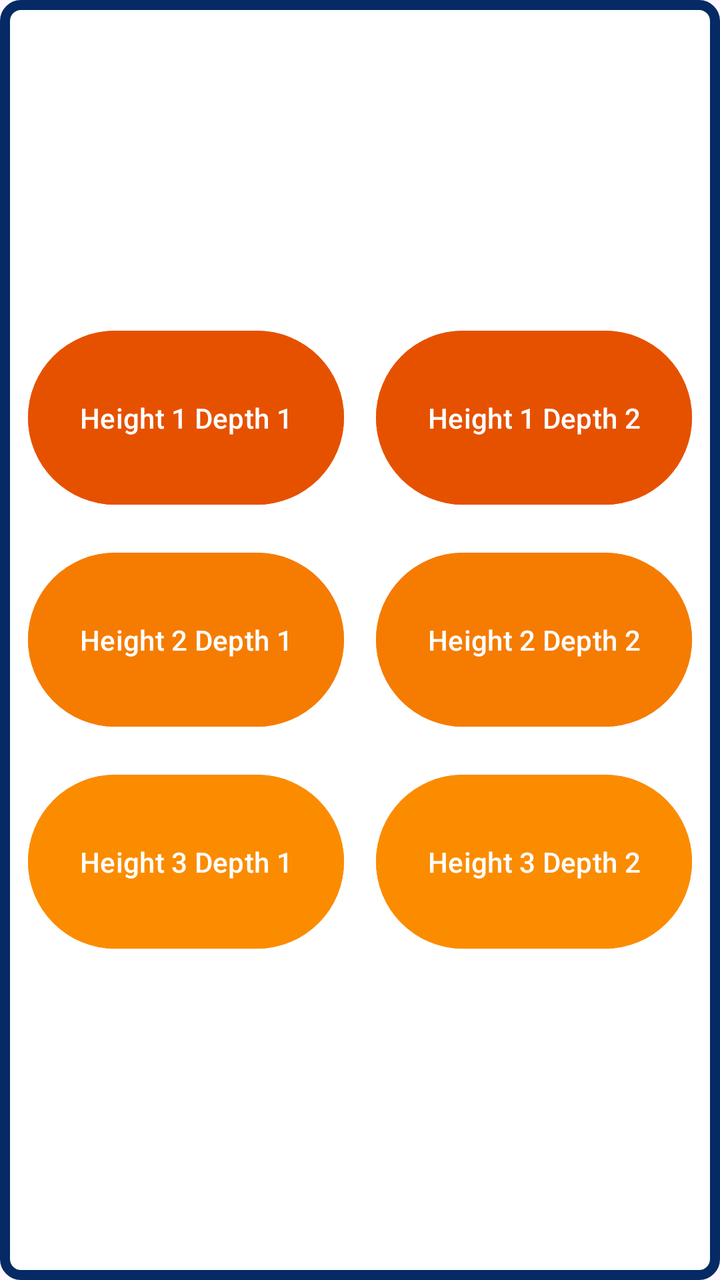
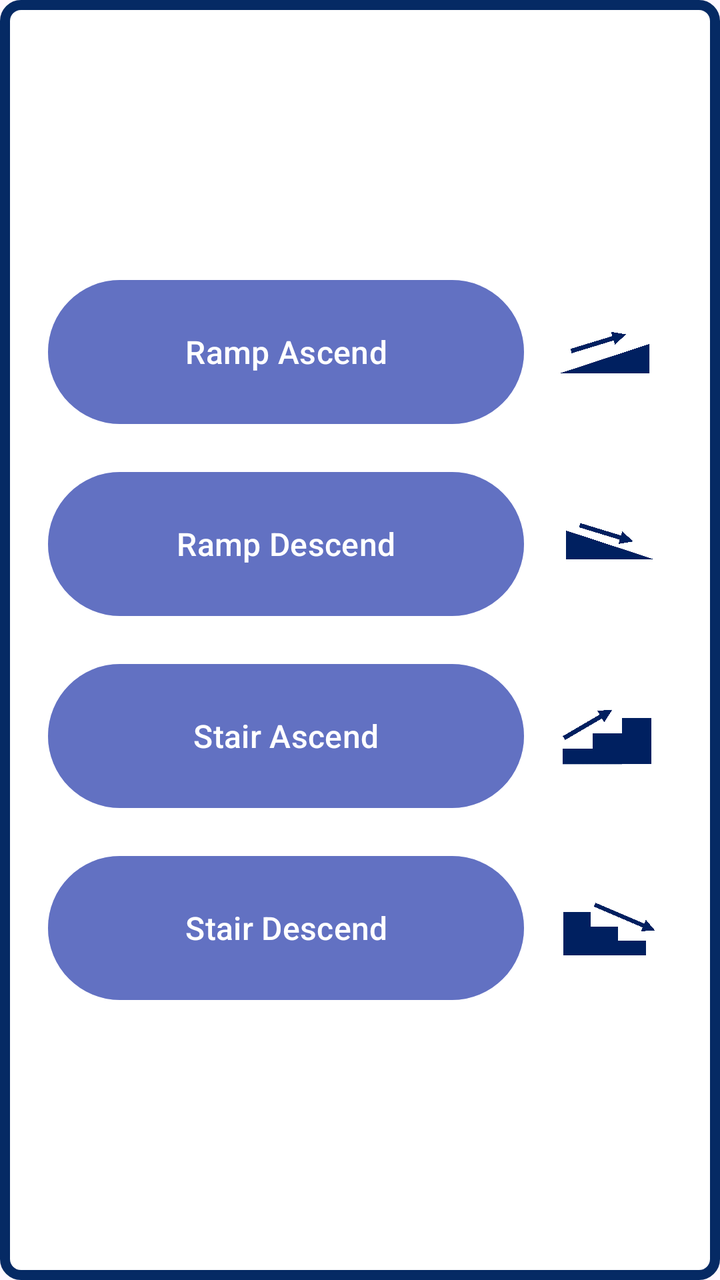

The first picture is an Android layout as it rendered before a commit; the second is the same layout after the commit. The layout source and the unified diff follow.
<!-- AndroidManifest.xml: application theme Theme.EhsanMovella -->
<!-- res/layout/item_label_page2.xml -->
<?xml version="1.0" encoding="utf-8"?>
<LinearLayout xmlns:android="http://schemas.android.com/apk/res/android"
    android:layout_width="match_parent"
    android:layout_height="match_parent"
    android:orientation="vertical"
    android:gravity="center"
    android:background="@drawable/log_border"
    android:layout_marginLeft="18dp"
    android:layout_marginRight="18dp"
    android:layout_marginTop="12dp"
    android:layout_marginBottom="12dp"
    android:padding="14dp">

    
    <LinearLayout
        android:layout_width="match_parent"
        android:layout_height="wrap_content"
        android:orientation="horizontal"
        android:layout_marginBottom="16dp">

        <Button
            android:id="@+id/labelButton7"
            android:layout_width="0dp"
            android:layout_weight="1"
            android:layout_height="95dp"
            android:layout_marginEnd="8dp"
            android:backgroundTint="#E65100"
            android:text="Height 1 Depth 1"
            android:textSize="14sp"/>

        <Button
            android:id="@+id/labelButton8"
            android:layout_width="0dp"
            android:layout_weight="1"
            android:layout_height="95dp"
            android:layout_marginStart="8dp"
            android:backgroundTint="#E65100"
            android:text="Height 1 Depth 2"
            android:textSize="14sp"/>
    </LinearLayout>

    
    <LinearLayout
        android:layout_width="match_parent"
        android:layout_height="wrap_content"
        android:orientation="horizontal"
        android:layout_marginBottom="16dp">

        <Button
            android:id="@+id/labelButton9"
            android:layout_width="0dp"
            android:layout_weight="1"
            android:layout_height="95dp"
            android:layout_marginEnd="8dp"
            android:backgroundTint="#F57C00"
            android:text="Height 2 Depth 1"
            android:textSize="14sp"/>

        <Button
            android:id="@+id/labelButton10"
            android:layout_width="0dp"
            android:layout_weight="1"
            android:layout_height="95dp"
            android:layout_marginStart="8dp"
            android:backgroundTint="#F57C00"
            android:text="Height 2 Depth 2"
            android:textSize="14sp"/>
    </LinearLayout>

    
    <LinearLayout
        android:layout_width="match_parent"
        android:layout_height="wrap_content"
        android:orientation="horizontal">

        <Button
            android:id="@+id/labelButton11"
            android:layout_width="0dp"
            android:layout_weight="1"
            android:layout_height="95dp"
            android:layout_marginEnd="8dp"
            android:backgroundTint="#FB8C00"
            android:text="Height 3 Depth 1"
            android:textSize="14sp"/>

        <Button
            android:id="@+id/labelButton12"
            android:layout_width="0dp"
            android:layout_weight="1"
            android:layout_height="95dp"
            android:layout_marginStart="8dp"
            android:backgroundTint="#FB8C00"
            android:text="Height 3 Depth 2"
            android:textSize="14sp"/>
    </LinearLayout>

</LinearLayout>
<!-- resources referenced by this layout -->
<resources>
  <!-- drawable log_border (drawable) -->
  <?xml version="1.0" encoding="utf-8"?>
  <shape xmlns:android="http://schemas.android.com/apk/res/android"
      android:shape="rectangle">
      <solid android:color="#FFFFFF"/>
      <stroke
          android:width="5dp"
          android:color="#052A64"/>
      <corners android:radius="8dp"/>
  </shape>
  <style name="Theme.EhsanMovella" parent="Base.Theme.EhsanMovella" />
  <style name="Base.Theme.EhsanMovella" parent="Theme.Material3.DayNight.NoActionBar">
          
          
          <item name="android:statusBarColor">#052A64</item>
      </style>
</resources>

<!-- the commit's change to res/layout/item_label_page2.xml (unified diff, before → after) -->
@@ -11,87 +11,56 @@
     android:layout_marginBottom="12dp"
     android:padding="14dp">
 
-    
-    <LinearLayout
-        android:layout_width="match_parent"
-        android:layout_height="wrap_content"
-        android:orientation="horizontal"
-        android:layout_marginBottom="16dp">
-
-        <Button
-            android:id="@+id/labelButton7"
-            android:layout_width="0dp"
-            android:layout_weight="1"
-            android:layout_height="95dp"
-            android:layout_marginEnd="8dp"
-            android:backgroundTint="#E65100"
-            android:text="Height 1 Depth 1"
-            android:textSize="14sp"/>
-
-        <Button
-            android:id="@+id/labelButton8"
-            android:layout_width="0dp"
-            android:layout_weight="1"
-            android:layout_height="95dp"
-            android:layout_marginStart="8dp"
-            android:backgroundTint="#E65100"
-            android:text="Height 1 Depth 2"
-            android:textSize="14sp"/>
+    <LinearLayout android:layout_width="match_parent" android:layout_height="wrap_content"
+        android:orientation="horizontal" android:layout_marginLeft="10dp"
+        android:layout_marginRight="10dp" android:layout_marginBottom="16dp"
+        android:gravity="center_vertical">
+        <Button android:id="@+id/labelButton3" android:layout_width="0dp"
+            android:layout_weight="1" android:layout_height="80dp"
+            android:backgroundTint="#903F51B5" android:text="Ramp Ascend"
+            android:textSize="16sp"/>
+        <ImageView android:layout_width="64dp" android:layout_height="64dp"
+            android:layout_marginLeft="10dp" android:src="@drawable/ramp_ascend_logo"
+            android:scaleType="centerInside" android:padding="8dp"/>
     </LinearLayout>
 
-    
-    <LinearLayout
-        android:layout_width="match_parent"
-        android:layout_height="wrap_content"
-        android:orientation="horizontal"
-        android:layout_marginBottom="16dp">
-
-        <Button
-            android:id="@+id/labelButton9"
-            android:layout_width="0dp"
-            android:layout_weight="1"
-            android:layout_height="95dp"
-            android:layout_marginEnd="8dp"
-            android:backgroundTint="#F57C00"
-            android:text="Height 2 Depth 1"
-            android:textSize="14sp"/>
-
-        <Button
-            android:id="@+id/labelButton10"
-            android:layout_width="0dp"
-            android:layout_weight="1"
-            android:layout_height="95dp"
-            android:layout_marginStart="8dp"
-            android:backgroundTint="#F57C00"
-            android:text="Height 2 Depth 2"
-            android:textSize="14sp"/>
+    <LinearLayout android:layout_width="match_parent" android:layout_height="wrap_content"
+        android:orientation="horizontal" android:layout_marginLeft="10dp"
+        android:layout_marginRight="10dp" android:layout_marginBottom="16dp"
+        android:gravity="center_vertical">
+        <Button android:id="@+id/labelButton4" android:layout_width="0dp"
+            android:layout_weight="1" android:layout_height="80dp"
+            android:backgroundTint="#903F51B5" android:text="Ramp Descend"
+            android:textSize="16sp"/>
+        <ImageView android:layout_width="64dp" android:layout_height="64dp"
+            android:layout_marginLeft="10dp" android:src="@drawable/ramp_descend_logo"
+            android:scaleType="centerInside" android:padding="8dp"/>
     </LinearLayout>
 
-    
-    <LinearLayout
-        android:layout_width="match_parent"
-        android:layout_height="wrap_content"
-        android:orientation="horizontal">
+    <LinearLayout android:layout_width="match_parent" android:layout_height="wrap_content"
+        android:orientation="horizontal" android:layout_marginLeft="10dp"
+        android:layout_marginRight="10dp" android:layout_marginBottom="16dp"
+        android:gravity="center_vertical">
+        <Button android:id="@+id/labelButton5" android:layout_width="0dp"
+            android:layout_weight="1" android:layout_height="80dp"
+            android:backgroundTint="#903F51B5" android:text="Stair Ascend"
+            android:textSize="16sp"/>
+        <ImageView android:layout_width="64dp" android:layout_height="64dp"
+            android:layout_marginLeft="10dp" android:src="@drawable/stair_ascend_logo"
+            android:scaleType="centerInside" android:padding="8dp"/>
+    </LinearLayout>
 
-        <Button
-            android:id="@+id/labelButton11"
-            android:layout_width="0dp"
-            android:layout_weight="1"
-            android:layout_height="95dp"
-            android:layout_marginEnd="8dp"
-            android:backgroundTint="#FB8C00"
-            android:text="Height 3 Depth 1"
-            android:textSize="14sp"/>
-
-        <Button
-            android:id="@+id/labelButton12"
-            android:layout_width="0dp"
-            android:layout_weight="1"
-            android:layout_height="95dp"
-            android:layout_marginStart="8dp"
-            android:backgroundTint="#FB8C00"
-            android:text="Height 3 Depth 2"
-            android:textSize="14sp"/>
+    <LinearLayout android:layout_width="match_parent" android:layout_height="wrap_content"
+        android:orientation="horizontal" android:layout_marginLeft="10dp"
+        android:layout_marginRight="10dp"
+        android:gravity="center_vertical">
+        <Button android:id="@+id/labelButton6" android:layout_width="0dp"
+            android:layout_weight="1" android:layout_height="80dp"
+            android:backgroundTint="#903F51B5" android:text="Stair Descend"
+            android:textSize="16sp"/>
+        <ImageView android:layout_width="64dp" android:layout_height="64dp"
+            android:layout_marginLeft="10dp" android:src="@drawable/stair_descend_logo"
+            android:scaleType="centerInside" android:padding="8dp"/>
     </LinearLayout>
 
 </LinearLayout>
<!-- resource entries referenced after the edit -->
@@ -10,6 +10,10 @@
           android:color="#052A64"/>
       <corners android:radius="8dp"/>
   </shape>
+  <!-- drawable ramp_ascend_logo: png bitmap (drawable, 106752 bytes) -->
+  <!-- drawable ramp_descend_logo: png bitmap (drawable, 109037 bytes) -->
+  <!-- drawable stair_ascend_logo: png bitmap (drawable, 98192 bytes) -->
+  <!-- drawable stair_descend_logo: png bitmap (drawable, 104061 bytes) -->
   <style name="Theme.EhsanMovella" parent="Base.Theme.EhsanMovella" />
   <style name="Base.Theme.EhsanMovella" parent="Theme.Material3.DayNight.NoActionBar">
           
